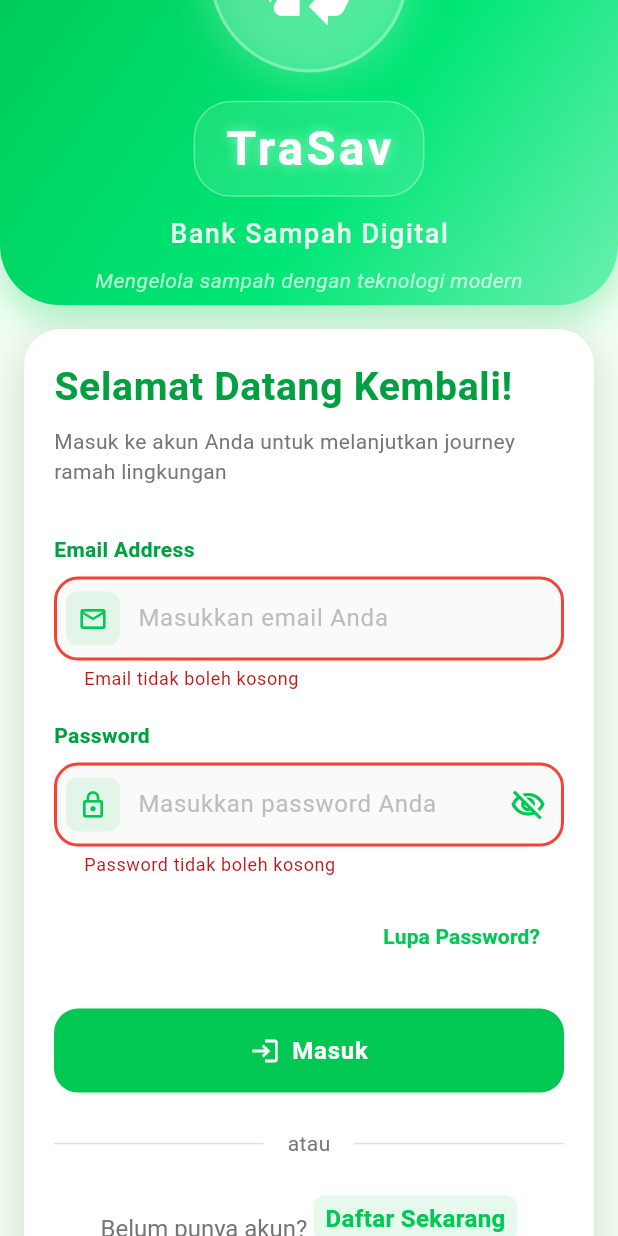
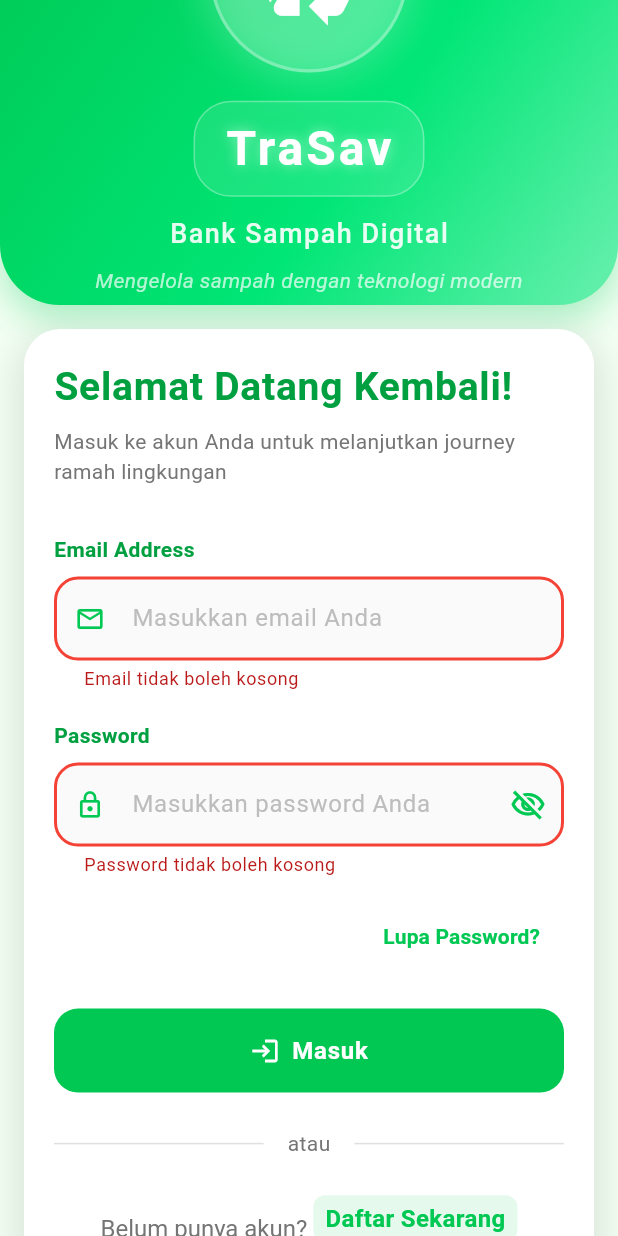
Before and after one commit to 1raphy/TrashApp, a Flutter app: the screen it shows after launch, scrolled down 85 dp, after a tap on "Masuk", on a phone screen of 412 x 824 dp. Run offline on Flutter 3.47's test engine with Material 3 defaults, Android fonts, the phone set to English and light mode, and no system bars; our stand-ins replace shared_preferences; accounts and stored records are empty.

Commit message:
benerin logika login

```diff
--- a/lib/models/user.dart
+++ b/lib/models/user.dart
@@ -2,24 +2,32 @@ class User {
   final int id;
   final String name;
   final String email;
-  final String phone;
+  final String? phone; // Nullable sesuai skema database
   final String role;
+  final double depositBalance; // Menambahkan deposit_balance
+  final DateTime? emailVerifiedAt; // Menambahkan email_verified_at (nullable)
 
   User({
     required this.id,
     required this.name,
     required this.email,
-    required this.phone,
+    this.phone,
     required this.role,
+    required this.depositBalance,
+    this.emailVerifiedAt,
   });
 
   factory User.fromJson(Map<String, dynamic> json) {
     return User(
-      id: json['id'],
-      name: json['name'],
-      email: json['email'],
-      phone: json['phone'] ?? '',
-      role: json['role'],
+      id: json['id'] as int,
+      name: json['name'] as String,
+      email: json['email'] as String,
+      phone: json['phone'] as String?,
+      role: json['role'] as String,
+      depositBalance: double.parse((json['deposit_balance'] ?? '0').toString()),
+      emailVerifiedAt: json['email_verified_at'] != null
+          ? DateTime.parse(json['email_verified_at'])
+          : null,
     );
   }
 
@@ -30,6 +38,8 @@ class User {
       'email': email,
       'phone': phone,
       'role': role,
+      'deposit_balance': depositBalance,
+      'email_verified_at': emailVerifiedAt?.toIso8601String(),
     };
   }
 }
--- a/lib/screens/login_screen.dart
+++ b/lib/screens/login_screen.dart
@@ -1,9 +1,9 @@
 import 'package:flutter/material.dart';
+import 'package:trasav/models/user.dart';
+import 'package:trasav/services/api_service.dart';
 import 'register_screen.dart';
 import 'customer_home_screen.dart';
 import 'operator_home_screen.dart';
-import '../services/api_service.dart';
-import 'package:trasav/models/user.dart';
 
 class LoginScreen extends StatefulWidget {
   @override
@@ -82,10 +82,11 @@ class _LoginScreenState extends State<LoginScreen>
         _errorMessage = null;
       });
       try {
-        final user = await ApiService.login(
+        final result = await ApiService.login(
           _emailController.text,
           _passwordController.text,
         );
+        final user = result['user'] as User;
 
         ScaffoldMessenger.of(context).showSnackBar(
           SnackBar(
@@ -105,6 +106,7 @@ class _LoginScreenState extends State<LoginScreen>
           ),
         );
 
+        // Navigasi berdasarkan role pengguna
         if (user.role == 'nasabah') {
           Navigator.pushReplacement(
             context,
@@ -119,10 +121,12 @@ class _LoginScreenState extends State<LoginScreen>
               builder: (context) => OperatorHomeScreen(user: user),
             ),
           );
+        } else {
+          throw Exception('Role pengguna tidak dikenali');
         }
       } catch (e) {
         setState(() {
-          _errorMessage = e.toString();
+          _errorMessage = e.toString().replaceFirst('Exception: ', '');
         });
       } finally {
         setState(() {
@@ -517,15 +521,7 @@ class _LoginScreenState extends State<LoginScreen>
           decoration: InputDecoration(
             hintText: hintText,
             hintStyle: TextStyle(color: Colors.grey[400]),
-            prefixIcon: Container(
-              margin: EdgeInsets.all(8),
-              padding: EdgeInsets.all(8),
-              decoration: BoxDecoration(
-                color: primaryGreen.withOpacity(0.1),
-                borderRadius: BorderRadius.circular(8),
-              ),
-              child: Icon(prefixIcon, color: primaryGreen, size: 20),
-            ),
+            prefixIcon: Icon(prefixIcon, color: primaryGreen, size: 20),
             border: OutlineInputBorder(
               borderRadius: BorderRadius.circular(16),
               borderSide: BorderSide(color: Colors.grey[300]!),
@@ -568,15 +564,7 @@ class _LoginScreenState extends State<LoginScreen>
           decoration: InputDecoration(
             hintText: 'Masukkan password Anda',
             hintStyle: TextStyle(color: Colors.grey[400]),
-            prefixIcon: Container(
-              margin: EdgeInsets.all(8),
-              padding: EdgeInsets.all(8),
-              decoration: BoxDecoration(
-                color: primaryGreen.withOpacity(0.1),
-                borderRadius: BorderRadius.circular(8),
-              ),
-              child: Icon(Icons.lock_outline, color: primaryGreen, size: 20),
-            ),
+            prefixIcon: Icon(Icons.lock_outline, color: primaryGreen, size: 20),
             suffixIcon: IconButton(
               icon: Icon(
                 _isPasswordVisible
@@ -609,6 +597,9 @@ class _LoginScreenState extends State<LoginScreen>
           validator: (value) {
             if (value == null || value.isEmpty) {
               return 'Password tidak boleh kosong';
+            }
+            if (value.length < 8) {
+              return 'Password minimal 8 karakter';
             }
             return null;
           },
--- a/pubspec.yaml
+++ b/pubspec.yaml
@@ -31,6 +31,7 @@ dependencies:
   flutter:
     sdk: flutter
   http: ^1.4.0
+  shared_preferences: ^2.5.3
 
   # The following adds the Cupertino Icons font to your application.
   # Use with the CupertinoIcons class for iOS style icons.
```
Also changed, not shown: lib/services/api_service.dart (+190 -12 lines), pubspec.lock, 1 other file.
